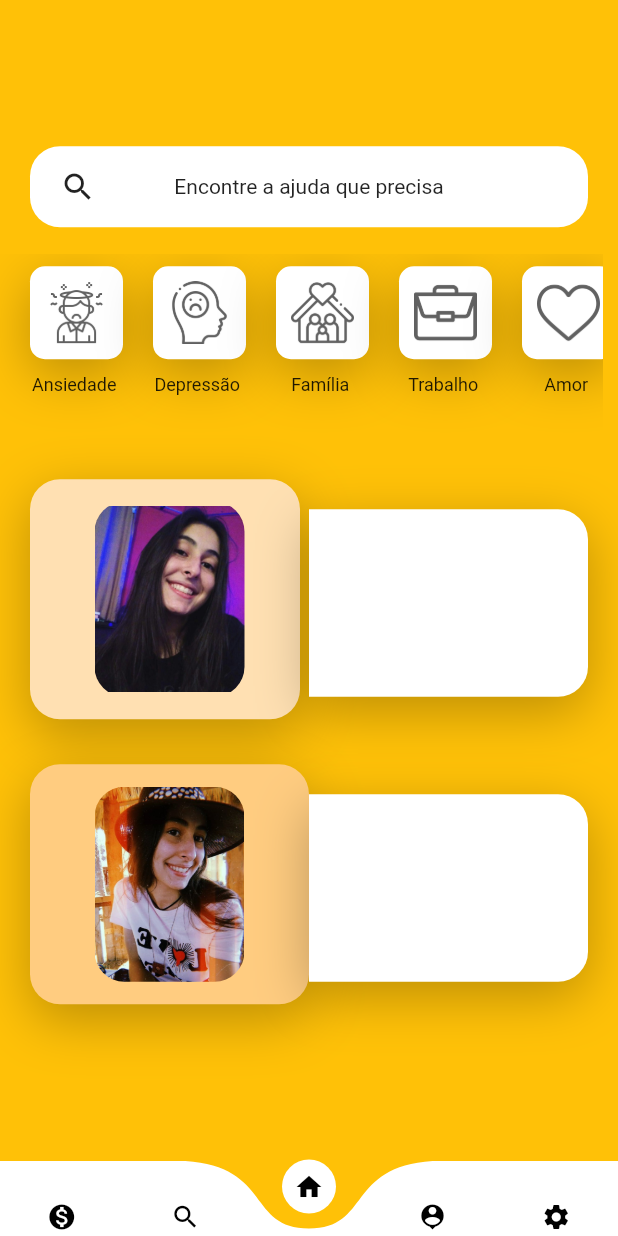
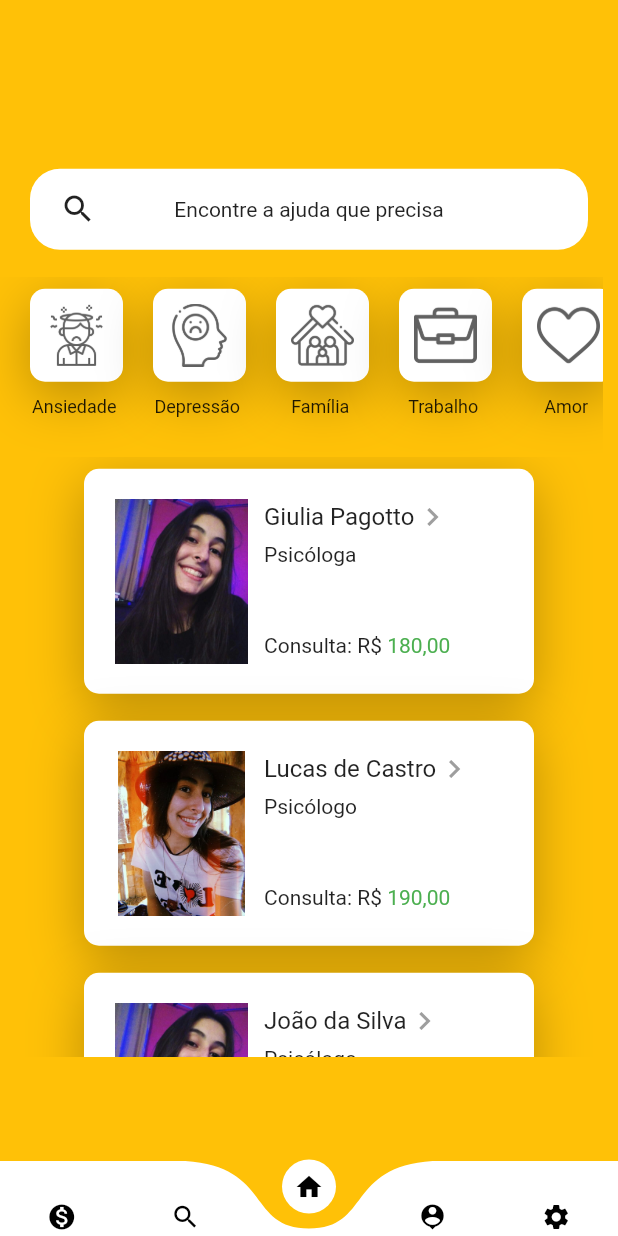
Before and after one commit to giuliapagotto/be_safe, a Flutter app: the screen it shows after launch, swiped to page 2, on a phone screen of 412 x 824 dp. Run offline on Flutter 3.47's test engine with Material 2 defaults, Android fonts, the phone set to English and light mode, and no system bars; drawn by our look-alikes of curved_navigation_bar; our stand-ins replace permission_handler; missing offline and left inert: agora_rtc_engine.

```diff
--- a/lib/main.dart
+++ b/lib/main.dart
@@ -132,118 +132,66 @@ class _MyHomePageState extends State<MyHomePage>{
                     ),
                   ),
 
-
-                  GestureDetector(
+                Container(
+                    height: 400,
+                    width: MediaQuery.of(context).size.width,
+                    child: ListView.builder(
+                    scrollDirection: Axis.vertical,
+                    itemCount: testelista.length,
+                    itemBuilder: (context,index){
+                      return GestureDetector(
                         onTap: (){
+                          print(testelista[index]['name']);
                         },
                         child: Container(
-                      height: 190,
-                      margin: EdgeInsets.symmetric(horizontal: 20),
-                      child: Row(
+                        child: Column(
                           children: [
-                          Expanded(
-                            child: Stack(
+                            SizedBox(height: 8),
+                            Container(
+                              height: 150,
+                              width: 300,
+                              padding: EdgeInsets.all(10),
+                              decoration: BoxDecoration(
+                                color: Colors.white,
+                                boxShadow: shadowList,
+                                borderRadius: BorderRadius.circular(10)
+                              ),
+                              child: Row(children: [
+                                Image.asset(testelista[index]['iconPath'], height: 110, width: 110),
+                                Container(
+                                  height: 120,
+                                  width: 160,
+                                  decoration: BoxDecoration(
+                                    color: Colors.white,
+                                  ),
+                                  child: Column(
+                                  mainAxisAlignment: MainAxisAlignment.start,
+                                  crossAxisAlignment: CrossAxisAlignment.start,
                                   children: [
-                                Container(
-                                  height: 190,
-                                  width: 180,
-                                  decoration: BoxDecoration(color: Colors.orange[100],
-                                  borderRadius: BorderRadius.circular(20),
-                                    boxShadow: shadowList,
+                                    SizedBox(height: 5),
+                                    Row(children: [
+                                      Text(testelista[index]['name'], style: TextStyle(fontSize: 16),),
+
+                                       Icon(Icons.chevron_right_outlined, color: Colors.grey),
+                                    ],),
+                                    SizedBox(height: 5),
+                                    Text(testelista[index]['profissao']),
+                                    SizedBox(height: 45),
+                                    Row(children: [
+                                      Text("Consulta: R\$ "),
+                                      Text(testelista[index]['valor'], style: TextStyle(color: Colors.green),),
+                                    ],)
+                                ],),)
+                              ],)
+
                             ),
-                                  margin: EdgeInsets.only(top: 30),
-                                ),
-                                Align(
-                                  child: Container(
-                                    margin: EdgeInsets.only(top: 30),
-                                    height: 130,
-                                    decoration: BoxDecoration(
-                                      borderRadius: BorderRadius.circular(20)
-                                    ),
-                                    child: ClipRRect(
-                                      borderRadius: BorderRadius.circular(20),
-                                      child: Image.asset(
-                                          'images/giuliap.jpg',
-                                          height: 150.0,
-                                          width: 100.0,
-                                      ),
-                                    )
-                                  )
-                                )
+                            SizedBox(height: 10),
                           ],
                         ),
-                          ),
-                          Expanded(child: Container(
-                            margin: EdgeInsets.only(top: 50,bottom: 15),
-                            decoration: BoxDecoration(color: Colors.white,
-
-                            boxShadow: shadowList,
-                              borderRadius: BorderRadius.only(
-                                topRight: Radius.circular(20),
-                                bottomRight: Radius.circular(20)
-
-                              )
-                            ),
-
-                          ))
-
-                        ],
-                      ),
-
+                      ));
+                    },
                     ),
                   ),
-                  Container(
-                    height: 190,
-                    margin: EdgeInsets.symmetric(horizontal: 20),
-                    child: Row(
-                      children: [
-                        Expanded(
-                          child: Stack(
-                            children: [
-                              Container(
-                                decoration: BoxDecoration(color: Colors.orange[200],
-                                  borderRadius: BorderRadius.circular(20),
-                                  boxShadow: shadowList,
-                                ),
-                                margin: EdgeInsets.only(top: 30),
-                              ),
-                              Align(
-                                child: Container(
-                                  margin: EdgeInsets.only(top: 30),
-                                  height: 130,
-                                  child: ClipRRect(
-                                      borderRadius: BorderRadius.circular(20),
-                                      child: Image.asset(
-                                          'images/giuliap2.jpg',
-                                          height: 150.0,
-                                          width: 100.0,
-                                      ),
-                                    )
-                                  )
-                              )
-                            ],
-                          ),
-                        ),
-                        Expanded(child: Container(
-                          margin: EdgeInsets.only(top: 50,bottom: 15),
-                          decoration: BoxDecoration(color: Colors.white,
-
-                              boxShadow: shadowList,
-                              borderRadius: BorderRadius.only(
-                                  topRight: Radius.circular(20),
-                                  bottomRight: Radius.circular(20)
-
-                              )
-                          ),
-
-                        ))
-
-                      ],
-                    ),
-
-                  ),
-            SizedBox(height: 50,)
-
                 ],
               )
             )
--- a/lib/src/pages/configuration.dart
+++ b/lib/src/pages/configuration.dart
@@ -12,3 +12,16 @@ List<Map> categories = [
   {'name': 'Trabalho', 'iconPath': 'images/portfolio.png'},
   {'name': 'Amor', 'iconPath': 'images/heart.png'}
 ];
+
+List<Map> testelista = [
+  {'name': 'Giulia Pagotto', 'profissao': 'Psicóloga', 'valor': '180,00', 'iconPath': 'images/giuliap.jpg'},
+  {'name': 'Lucas de Castro', 'profissao': 'Psicólogo', 'valor': '190,00', 'iconPath': 'images/giuliap2.jpg'},
+  {'name': 'João da Silva', 'profissao': 'Psicólogo', 'valor': '110,00', 'iconPath': 'images/giuliap.jpg'},
+  {'name': 'Ana Beatriz', 'profissao': 'Psicóloga', 'valor': '200,00', 'iconPath': 'images/giuliap2.jpg'},
+  {'name': 'Jorge Almeida', 'profissao': 'Psicólogo', 'valor': '190,00', 'iconPath': 'images/giuliap.jpg'},
+  {'name': 'Gabriel Américo', 'profissao': 'Psicólogo', 'valor': '180,00', 'iconPath': 'images/giuliap.jpg'},
+  {'name': 'Lucas Junior', 'profissao': 'Psicólogo', 'valor': '190,00', 'iconPath': 'images/giuliap2.jpg'},
+  {'name': 'Nicole Andrade', 'profissao': 'Psicóloga', 'valor': '110,00', 'iconPath': 'images/giuliap.jpg'},
+  {'name': 'Ana Clara', 'profissao': 'Psicóloga', 'valor': '200,00', 'iconPath': 'images/giuliap2.jpg'},
+  {'name': 'Pedro Pedra', 'profissao': 'Psicólogo', 'valor': '190,00', 'iconPath': 'images/giuliap.jpg'}
+];
```
Lines whose indentation alone changed are shown as unchanged.
